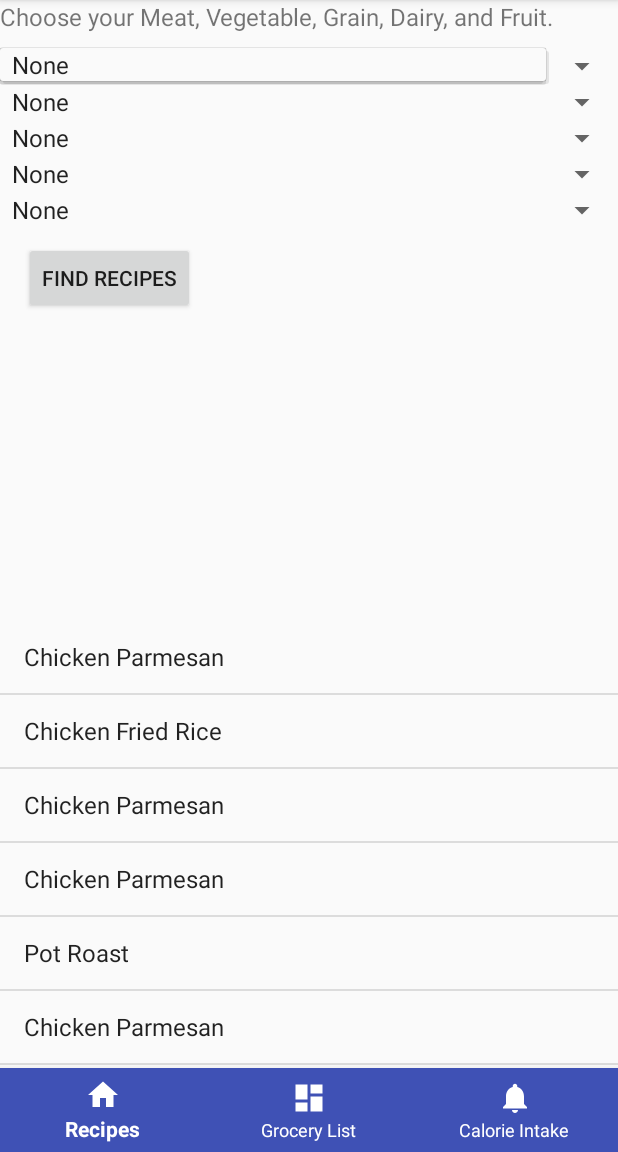
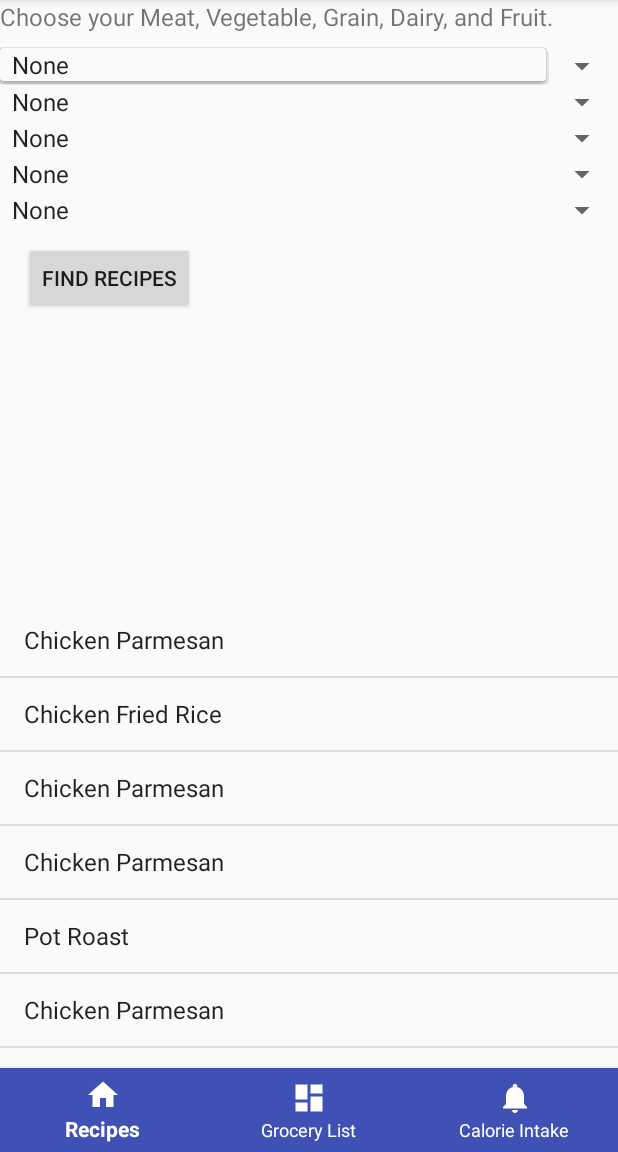
Before and after one commit to jsuyat/Suyat_Khan_FinalProject2, an Android app: the screen it shows after launch (MainActivity), after a tap on "None", on a phone screen of 412 x 824 dp, the part 84-1236 px from its top. Run offline under Robolectric (Android 15) with nearby library versions, the phone set to English and light mode, and no system bars.

Commit message:
slightly changed recipes fragment

```diff
--- a/app/src/main/res/layout/fragment_recipes.xml
+++ b/app/src/main/res/layout/fragment_recipes.xml
@@ -5,7 +5,7 @@
     <ListView
         android:id="@+id/recipe_list"
         android:layout_width="match_parent"
-        android:layout_height="298dp"
+        android:layout_height="309dp"
         android:layout_alignParentStart="true"
         android:layout_alignParentBottom="true"
         android:layout_marginStart="0dp"
@@ -56,7 +56,8 @@
         android:layout_alignParentStart="true" />
 
     <Button
-        android:id="@+id/button2"
+        android:id="@+id/findButton"
+        android:onClick="onFindButtonClick"
         android:layout_width="wrap_content"
         android:layout_height="wrap_content"
         android:layout_below="@+id/fruitSpinner"
```
Also changed, not shown: app/src/main/java/edu/gmu/cs477/khan_suyat_finalproject/RecipesFragment.java (+18 -0 lines).
